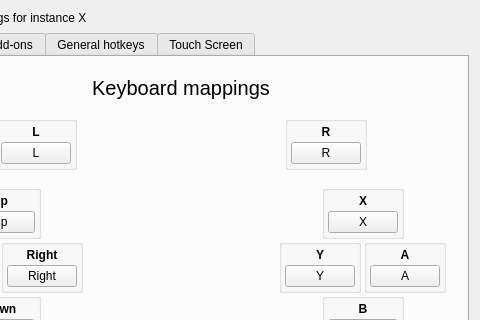
vitor251093/KHMelonMix, file src/frontend/qt_sdl/InputConfig/InputConfigDialog.ui: the form before one commit; both pictures show x 118 to 598 and y 0 to 320 of the 598 by 525 pixel window.
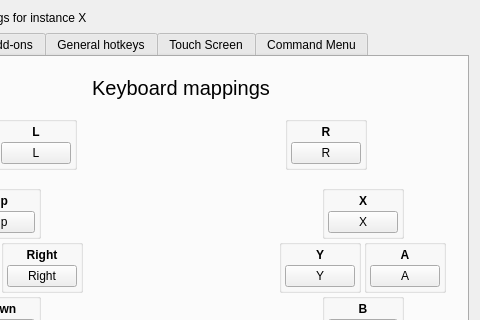
The form after the commit. Icons and pictures are not drawn.

Commit message: It's now possible to pick two keys to go up and down in the command menu (works only if the X + D-pad option is enabled in the game settings)

Diff of the .ui file:
```diff
--- a/src/frontend/qt_sdl/InputConfig/InputConfigDialog.ui
+++ b/src/frontend/qt_sdl/InputConfig/InputConfigDialog.ui
@@ -2282,6 +2282,11 @@
        <string>Touch Screen</string>
       </attribute>
      </widget>
+     <widget class="QWidget" name="tabCommandMenu">
+      <attribute name="title">
+       <string>Command Menu</string>
+      </attribute>
+     </widget>
     </widget>
    </item>
    <item row="7" column="0" colspan="2">
```
The commit also changes 7 other files.
